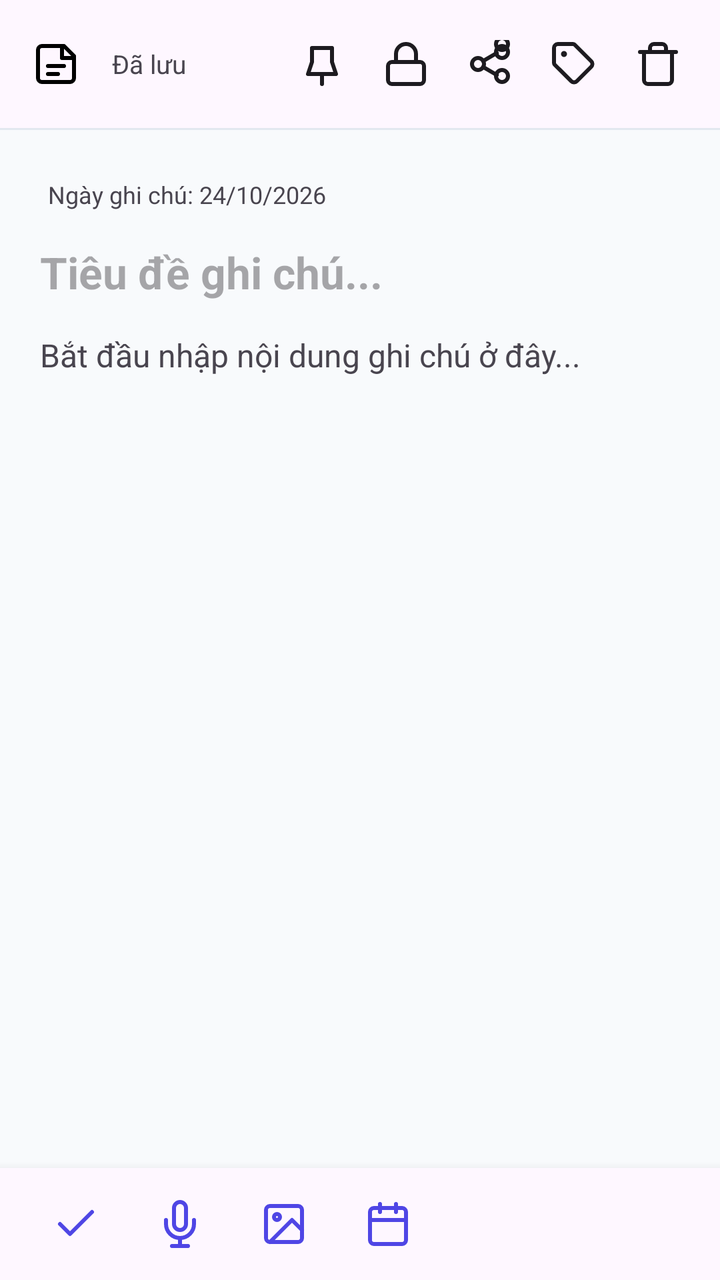
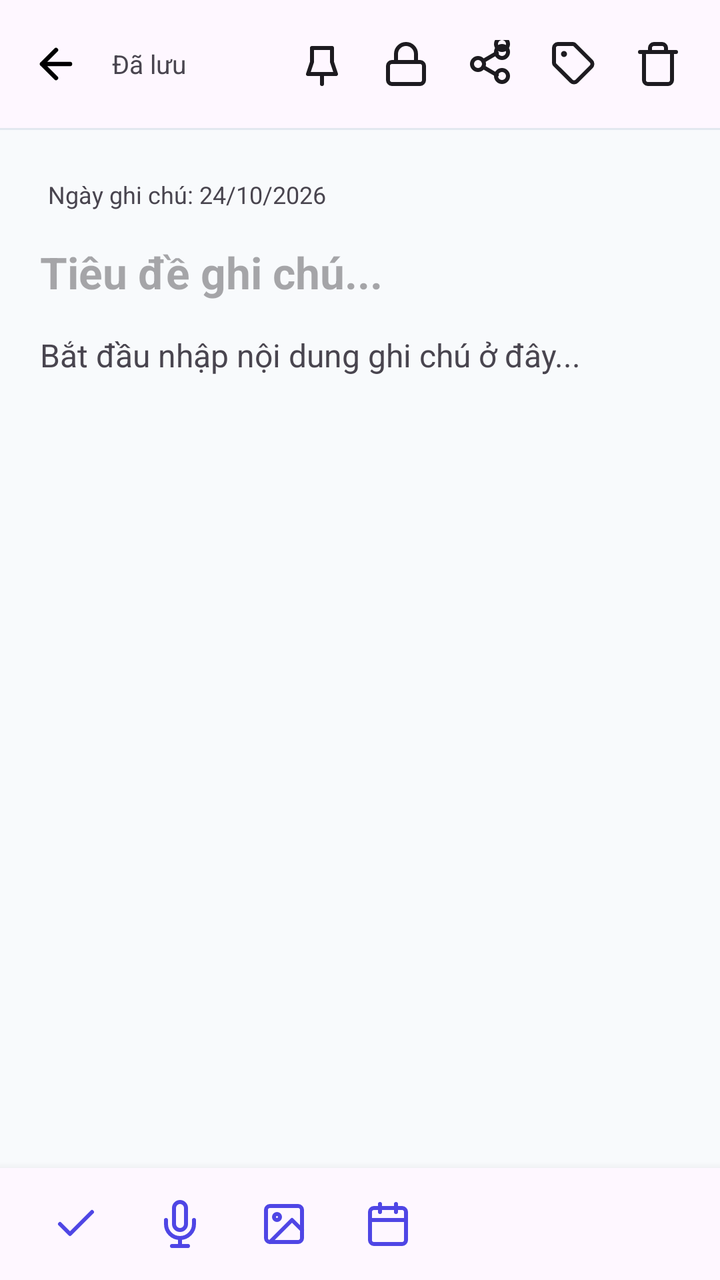

Screens rendered from an Android XML layout before and after an edit, with the pre-edit source and the edit as a unified diff.
<!-- AndroidManifest.xml: application theme Theme.NoteFlow -->
<!-- res/layout/activity_note_editor.xml -->
<?xml version="1.0" encoding="utf-8"?>
<androidx.coordinatorlayout.widget.CoordinatorLayout xmlns:android="http://schemas.android.com/apk/res/android"
    xmlns:app="http://schemas.android.com/apk/res-auto"
    android:layout_width="match_parent"
    android:layout_height="match_parent"
    android:background="?android:attr/windowBackground">

    
    <com.google.android.material.appbar.AppBarLayout
        android:layout_width="match_parent"
        android:layout_height="wrap_content"
        android:background="?android:attr/colorBackground"
        app:elevation="0dp">

        <androidx.appcompat.widget.Toolbar
            android:id="@+id/editorToolbar"
            android:layout_width="match_parent"
            android:layout_height="?attr/actionBarSize"
            app:navigationIcon="@drawable/ic_notes">

            <LinearLayout
                android:layout_width="match_parent"
                android:layout_height="match_parent"
                android:orientation="horizontal"
                android:gravity="center_vertical"
                android:paddingEnd="12dp">

                <TextView
                    android:id="@+id/tvSaveStatus"
                    android:layout_width="0dp"
                    android:layout_height="wrap_content"
                    android:layout_weight="1"
                    android:text="@string/saved"
                    android:textSize="13sp"
                    android:textColor="?android:attr/textColorSecondary" />

                
                <ImageButton
                    android:id="@+id/btnPin"
                    android:layout_width="38dp"
                    android:layout_height="38dp"
                    android:src="@drawable/ic_pin"
                    app:tint="?android:attr/textColorPrimary"
                    android:background="?android:attr/selectableItemBackgroundBorderless"
                    android:contentDescription="@string/pin_note" />

                
                <ImageButton
                    android:id="@+id/btnLock"
                    android:layout_width="38dp"
                    android:layout_height="38dp"
                    android:src="@drawable/ic_lock"
                    app:tint="?android:attr/textColorPrimary"
                    android:background="?android:attr/selectableItemBackgroundBorderless"
                    android:contentDescription="@string/lock_note"
                    android:layout_marginStart="4dp" />

                
                <ImageButton
                    android:id="@+id/btnShare"
                    android:layout_width="38dp"
                    android:layout_height="38dp"
                    android:src="@drawable/ic_share"
                    app:tint="?android:attr/textColorPrimary"
                    android:background="?android:attr/selectableItemBackgroundBorderless"
                    android:contentDescription="@string/share_note"
                    android:layout_marginStart="4dp" />

                
                <ImageButton
                    android:id="@+id/btnAttachLabel"
                    android:layout_width="38dp"
                    android:layout_height="38dp"
                    android:src="@drawable/ic_label"
                    app:tint="?android:attr/textColorPrimary"
                    android:background="?android:attr/selectableItemBackgroundBorderless"
                    android:contentDescription="@string/labels"
                    android:layout_marginStart="4dp" />

                
                <ImageButton
                    android:id="@+id/btnDelete"
                    android:layout_width="38dp"
                    android:layout_height="38dp"
                    android:src="@drawable/ic_trash"
                    app:tint="?android:attr/textColorPrimary"
                    android:background="?android:attr/selectableItemBackgroundBorderless"
                    android:contentDescription="@string/delete_note"
                    android:layout_marginStart="4dp" />

            </LinearLayout>
        </androidx.appcompat.widget.Toolbar>

        <View
            android:layout_width="match_parent"
            android:layout_height="1dp"
            android:background="@color/card_stroke_light" />

    </com.google.android.material.appbar.AppBarLayout>

    
    <androidx.core.widget.NestedScrollView
        android:layout_width="match_parent"
        android:layout_height="match_parent"
        android:layout_marginBottom="56dp"
        android:fillViewport="true"
        app:layout_behavior="@string/appbar_scrolling_view_behavior">

        <LinearLayout
            android:layout_width="match_parent"
            android:layout_height="wrap_content"
            android:orientation="vertical"
            android:padding="20dp">

            
            <TextView
                android:id="@+id/tvEditorDate"
                android:layout_width="wrap_content"
                android:layout_height="wrap_content"
                android:text="Ngày ghi chú: 24/10/2026"
                android:textSize="12sp"
                android:textColor="?android:attr/textColorSecondary"
                android:padding="4dp" />

            
            <com.google.android.material.chip.ChipGroup
                android:id="@+id/chipGroupEditorLabels"
                android:layout_width="match_parent"
                android:layout_height="wrap_content"
                android:layout_marginTop="6dp"
                android:visibility="gone" />

            
            <EditText
                android:id="@+id/etNoteTitle"
                android:layout_width="match_parent"
                android:layout_height="wrap_content"
                android:hint="@string/note_title_hint"
                android:textSize="22sp"
                android:textStyle="bold"
                android:textColor="?android:attr/textColorPrimary"
                android:background="@null"
                android:layout_marginTop="12dp"
                android:inputType="textCapSentences|textMultiLine"
                android:maxLines="3" />

            
            <androidx.recyclerview.widget.RecyclerView
                android:id="@+id/rvImages"
                android:layout_width="match_parent"
                android:layout_height="wrap_content"
                android:orientation="horizontal"
                android:layout_marginTop="12dp"
                android:visibility="gone" />

            
            <EditText
                android:id="@+id/etNoteContent"
                android:layout_width="match_parent"
                android:layout_height="wrap_content"
                android:minHeight="300dp"
                android:hint="@string/note_content_hint"
                android:textSize="16sp"
                android:textColor="?android:attr/textColorPrimary"
                android:textColorHint="?android:attr/textColorSecondary"
                android:gravity="top|start"
                android:background="@null"
                android:layout_marginTop="16dp"
                android:inputType="textMultiLine|textCapSentences" />

        </LinearLayout>
    </androidx.core.widget.NestedScrollView>

    
    <LinearLayout
        android:layout_width="match_parent"
        android:layout_height="56dp"
        android:layout_gravity="bottom"
        android:orientation="horizontal"
        android:gravity="center_vertical"
        android:paddingStart="16dp"
        android:paddingEnd="16dp"
        android:background="?android:attr/colorBackground"
        android:elevation="8dp">

        
        <ImageButton
            android:id="@+id/btnChecklist"
            android:layout_width="44dp"
            android:layout_height="44dp"
            android:src="@drawable/ic_check"
            app:tint="@color/primary"
            android:background="?android:attr/selectableItemBackgroundBorderless"
            android:contentDescription="Chèn danh sách kiểm tra" />

        
        <ImageButton
            android:id="@+id/btnVoice"
            android:layout_width="44dp"
            android:layout_height="44dp"
            android:src="@drawable/ic_mic"
            app:tint="@color/primary"
            android:background="?android:attr/selectableItemBackgroundBorderless"
            android:contentDescription="Nhập giọng nói"
            android:layout_marginStart="8dp" />

        
        <ImageButton
            android:id="@+id/btnAttachImage"
            android:layout_width="44dp"
            android:layout_height="44dp"
            android:src="@drawable/ic_image"
            app:tint="@color/primary"
            android:background="?android:attr/selectableItemBackgroundBorderless"
            android:contentDescription="Đính kèm ảnh"
            android:layout_marginStart="8dp" />

        
        <ImageButton
            android:id="@+id/btnChangeDate"
            android:layout_width="44dp"
            android:layout_height="44dp"
            android:src="@drawable/ic_calendar"
            app:tint="@color/primary"
            android:background="?android:attr/selectableItemBackgroundBorderless"
            android:contentDescription="Đổi ngày ghi chú"
            android:layout_marginStart="8dp" />

        <Space
            android:layout_width="0dp"
            android:layout_height="match_parent"
            android:layout_weight="1" />

        
        <TextView
            android:id="@+id/tvRecordingIndicator"
            android:layout_width="wrap_content"
            android:layout_height="wrap_content"
            android:text="Đang nghe tiếng Việt..."
            android:textSize="12sp"
            android:textColor="@color/danger"
            android:visibility="gone" />

    </LinearLayout>

</androidx.coordinatorlayout.widget.CoordinatorLayout>
<!-- resources referenced by this layout -->
<resources>
  <color name="card_stroke_light">#E2E8F0</color>
  <color name="danger">#EF4444</color>
  <color name="primary">#4F46E5</color>
  <!-- drawable ic_check (drawable) -->
  <vector xmlns:android="http://schemas.android.com/apk/res/android"
      android:width="24dp"
      android:height="24dp"
      android:viewportWidth="24"
      android:viewportHeight="24">
    <path
        android:fillColor="#00000000"
        android:strokeColor="#FF000000"
        android:strokeWidth="2"
        android:strokeLineCap="round"
        android:strokeLineJoin="round"
        android:pathData="M20,6L9,17L4,12" />
  </vector>
  <!-- drawable ic_notes (drawable) -->
  <vector xmlns:android="http://schemas.android.com/apk/res/android"
      android:width="24dp"
      android:height="24dp"
      android:viewportWidth="24"
      android:viewportHeight="24">
    <path
        android:fillColor="#00000000"
        android:strokeColor="#FF000000"
        android:strokeWidth="2"
        android:strokeLineCap="round"
        android:strokeLineJoin="round"
        android:pathData="M16,3H5C3.895,3 3,3.895 3,5V19C3,20.105 3.895,21 5,21H19C20.105,21 21,20.105 21,19V8L16,3Z" />
    <path
        android:fillColor="#00000000"
        android:strokeColor="#FF000000"
        android:strokeWidth="2"
        android:strokeLineCap="round"
        android:strokeLineJoin="round"
        android:pathData="M15,3V9H21" />
    <path
        android:fillColor="#00000000"
        android:strokeColor="#FF000000"
        android:strokeWidth="2"
        android:strokeLineCap="round"
        android:strokeLineJoin="round"
        android:pathData="M8,13H16" />
    <path
        android:fillColor="#00000000"
        android:strokeColor="#FF000000"
        android:strokeWidth="2"
        android:strokeLineCap="round"
        android:strokeLineJoin="round"
        android:pathData="M8,17H13" />
  </vector>
  <!-- drawable ic_pin (drawable) -->
  <vector xmlns:android="http://schemas.android.com/apk/res/android"
      android:width="24dp"
      android:height="24dp"
      android:viewportWidth="24"
      android:viewportHeight="24">
    <path
        android:fillColor="#00000000"
        android:strokeColor="#FF000000"
        android:strokeWidth="2"
        android:strokeLineCap="round"
        android:strokeLineJoin="round"
        android:pathData="M12,17V22" />
    <path
        android:fillColor="#00000000"
        android:strokeColor="#FF000000"
        android:strokeWidth="2"
        android:strokeLineCap="round"
        android:strokeLineJoin="round"
        android:pathData="M5,17H19L17,11V4H7V11L5,17Z" />
  </vector>
  <string name="delete_note">Chuyển vào thùng rác</string>
  <string name="labels">Nhãn</string>
  <string name="lock_note">Bảo vệ bằng mật khẩu</string>
  <string name="note_content_hint">Bắt đầu nhập nội dung ghi chú ở đây...</string>
  <string name="note_title_hint">Tiêu đề ghi chú...</string>
  <string name="pin_note">Ghim</string>
  <string name="saved">Đã lưu</string>
  <string name="share_note">Chia sẻ ghi chú</string>
  <style name="Theme.NoteFlow" parent="Theme.Material3.DayNight.NoActionBar">
          <item name="colorPrimary">@color/primary</item>
          <item name="colorPrimaryDark">@color/primary_dark</item>
          <item name="colorSecondary">@color/secondary</item>
          <item name="android:statusBarColor">@color/bg_light</item>
          <item name="android:windowLightStatusBar">true</item>
          <item name="android:windowBackground">@color/bg_light</item>
      </style>
  <color name="primary_dark">#4338CA</color>
  <color name="secondary">#06B6D4</color>
  <color name="bg_light">#F8FAFC</color>
  <!-- unchanged entries left out for length: 7 -->
</resources>

<!-- the commit's change to res/layout/activity_note_editor.xml (unified diff, before → after) -->
@@ -16,7 +16,7 @@
             android:id="@+id/editorToolbar"
             android:layout_width="match_parent"
             android:layout_height="?attr/actionBarSize"
-            app:navigationIcon="@drawable/ic_notes">
+            app:navigationIcon="@drawable/ic_arrow_back">
 
             <LinearLayout
                 android:layout_width="match_parent"
<!-- resource entries referenced after the edit -->
@@ -3,6 +3,21 @@
   <color name="card_stroke_light">#E2E8F0</color>
   <color name="danger">#EF4444</color>
   <color name="primary">#4F46E5</color>
+  <!-- drawable ic_arrow_back (drawable) -->
+  <vector xmlns:android="http://schemas.android.com/apk/res/android"
+      android:width="24dp"
+      android:height="24dp"
+      android:viewportWidth="24"
+      android:viewportHeight="24"
+      android:autoMirrored="true">
+    <path
+        android:fillColor="#00000000"
+        android:strokeColor="#FF000000"
+        android:strokeWidth="2.2"
+        android:strokeLineCap="round"
+        android:strokeLineJoin="round"
+        android:pathData="M19,12H5 M12,19l-7,-7 7,-7" />
+  </vector>
   <!-- drawable ic_check (drawable) -->
   <vector xmlns:android="http://schemas.android.com/apk/res/android"
       android:width="24dp"
@@ -16,41 +31,6 @@
         android:strokeLineCap="round"
         android:strokeLineJoin="round"
         android:pathData="M20,6L9,17L4,12" />
-  </vector>
-  <!-- drawable ic_notes (drawable) -->
-  <vector xmlns:android="http://schemas.android.com/apk/res/android"
-      android:width="24dp"
-      android:height="24dp"
-      android:viewportWidth="24"
-      android:viewportHeight="24">
-    <path
-        android:fillColor="#00000000"
-        android:strokeColor="#FF000000"
-        android:strokeWidth="2"
-        android:strokeLineCap="round"
-        android:strokeLineJoin="round"
-        android:pathData="M16,3H5C3.895,3 3,3.895 3,5V19C3,20.105 3.895,21 5,21H19C20.105,21 21,20.105 21,19V8L16,3Z" />
-    <path
-        android:fillColor="#00000000"
-        android:strokeColor="#FF000000"
-        android:strokeWidth="2"
-        android:strokeLineCap="round"
-        android:strokeLineJoin="round"
-        android:pathData="M15,3V9H21" />
-    <path
-        android:fillColor="#00000000"
-        android:strokeColor="#FF000000"
-        android:strokeWidth="2"
-        android:strokeLineCap="round"
-        android:strokeLineJoin="round"
-        android:pathData="M8,13H16" />
-    <path
-        android:fillColor="#00000000"
-        android:strokeColor="#FF000000"
-        android:strokeWidth="2"
-        android:strokeLineCap="round"
-        android:strokeLineJoin="round"
-        android:pathData="M8,17H13" />
   </vector>
   <!-- drawable ic_pin (drawable) -->
   <vector xmlns:android="http://schemas.android.com/apk/res/android"
